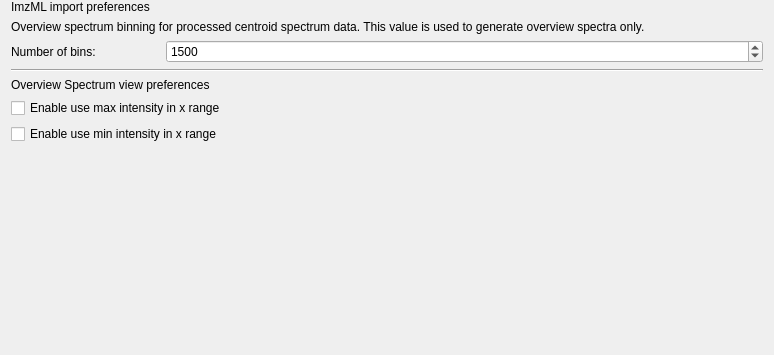
Before: the Qt Designer form Plugins/org.mitk.gui.qt.m2.common/src/internal/m2PreferencePage.ui in m2aia/m2aia, drawn with Qt 5; both pictures show x 0 to 774 and y 199 to 554 of the 774 by 554 pixel window.
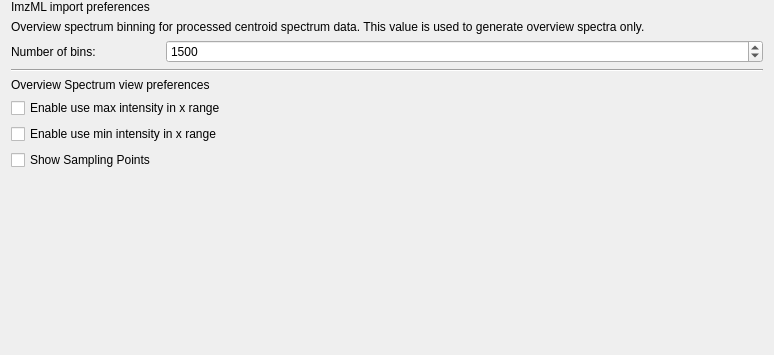
After: the same form once the commit is applied.

Commit message: add showSamplingPoint to preferences #49

```diff
--- a/Plugins/org.mitk.gui.qt.m2.common/src/internal/m2PreferencePage.ui
+++ b/Plugins/org.mitk.gui.qt.m2.common/src/internal/m2PreferencePage.ui
@@ -185,6 +185,13 @@
      </property>
     </widget>
    </item>
+   <item>
+    <widget class="QCheckBox" name="showSamplingPoints">
+     <property name="text">
+      <string>Show Sampling Points</string>
+     </property>
+    </widget>
+   </item>
    <item>
     <spacer name="verticalSpacer">
      <property name="orientation">
```
The commit also changes 3 other files.
